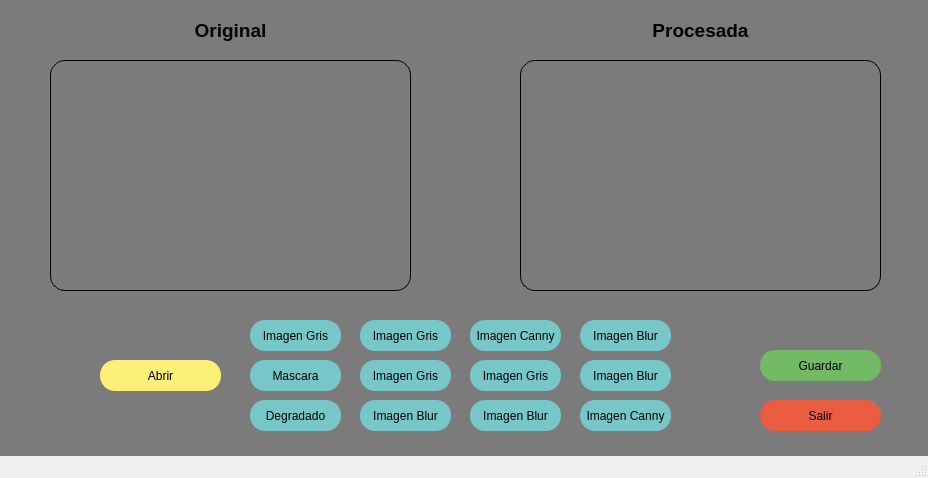
Before: the Qt Designer form Procesamiento_digital_de_imágenes.ui in ramun9533/PROCESAMIENTO-DIGITAL-DE-IMAGENES-2024, drawn with Qt 5.
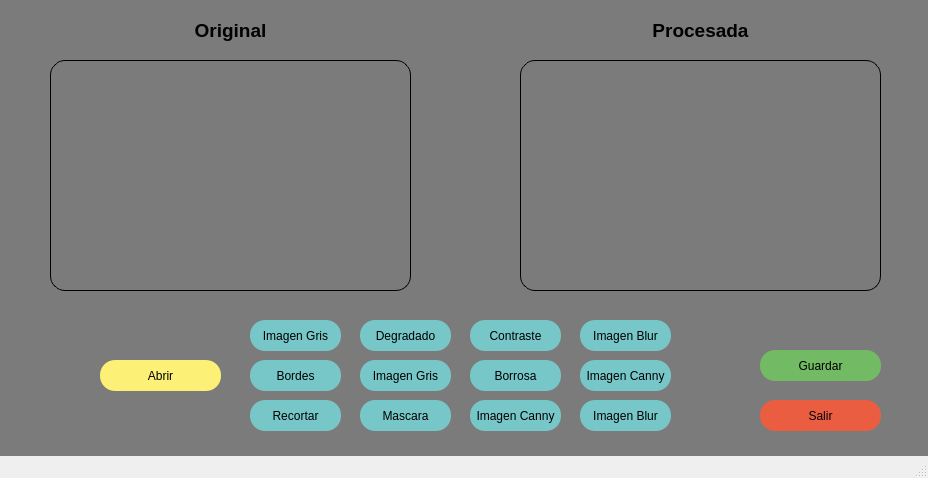
After: the same form once the commit is applied. Icons and pictures are not drawn.

```diff
--- a/Procesamiento_digital_de_imágenes.ui
+++ b/Procesamiento_digital_de_imágenes.ui
@@ -79,8 +79,8 @@
    <widget class="QPushButton" name="mascara_imagen">
     <property name="geometry">
      <rect>
-      <x>250</x>
-      <y>360</y>
+      <x>360</x>
+      <y>400</y>
       <width>91</width>
       <height>31</height>
      </rect>
@@ -120,8 +120,8 @@
    <widget class="QPushButton" name="degradado_imagen">
     <property name="geometry">
      <rect>
-      <x>250</x>
-      <y>400</y>
+      <x>360</x>
+      <y>320</y>
       <width>91</width>
       <height>31</height>
      </rect>
@@ -141,8 +141,8 @@
    <widget class="QPushButton" name="canny">
     <property name="geometry">
      <rect>
-      <x>470</x>
-      <y>320</y>
+      <x>580</x>
+      <y>360</y>
       <width>91</width>
       <height>31</height>
      </rect>
@@ -254,8 +254,8 @@
    <widget class="QPushButton" name="blur_2">
     <property name="geometry">
      <rect>
-      <x>360</x>
-      <y>400</y>
+      <x>250</x>
+      <y>360</y>
       <width>91</width>
       <height>31</height>
      </rect>
@@ -269,7 +269,7 @@
 background-color: rgb(119, 199, 201);</string>
     </property>
     <property name="text">
-     <string>Imagen Blur</string>
+     <string>Bordes</string>
     </property>
    </widget>
    <widget class="QPushButton" name="gris_2">
@@ -297,7 +297,7 @@
     <property name="geometry">
      <rect>
       <x>580</x>
-      <y>360</y>
+      <y>400</y>
       <width>91</width>
       <height>31</height>
      </rect>
@@ -317,8 +317,8 @@
    <widget class="QPushButton" name="gris_3">
     <property name="geometry">
      <rect>
-      <x>360</x>
-      <y>320</y>
+      <x>250</x>
+      <y>400</y>
       <width>91</width>
       <height>31</height>
      </rect>
@@ -332,7 +332,7 @@
 background-color: rgb(119, 199, 201);</string>
     </property>
     <property name="text">
-     <string>Imagen Gris</string>
+     <string>Recortar</string>
     </property>
    </widget>
    <widget class="QPushButton" name="blur_4">
@@ -380,7 +380,7 @@
    <widget class="QPushButton" name="canny_2">
     <property name="geometry">
      <rect>
-      <x>580</x>
+      <x>470</x>
       <y>400</y>
       <width>91</width>
       <height>31</height>
@@ -402,7 +402,7 @@
     <property name="geometry">
      <rect>
       <x>470</x>
-      <y>400</y>
+      <y>320</y>
       <width>91</width>
       <height>31</height>
      </rect>
@@ -416,7 +416,7 @@
 background-color: rgb(119, 199, 201);</string>
     </property>
     <property name="text">
-     <string>Imagen Blur</string>
+     <string>Contraste</string>
     </property>
    </widget>
    <widget class="QPushButton" name="gris_5">
@@ -437,7 +437,7 @@
 background-color: rgb(119, 199, 201);</string>
     </property>
     <property name="text">
-     <string>Imagen Gris</string>
+     <string>Borrosa</string>
     </property>
    </widget>
   </widget>
```
Left out of the diff: 8 changed lines with no effect on the pictures.
